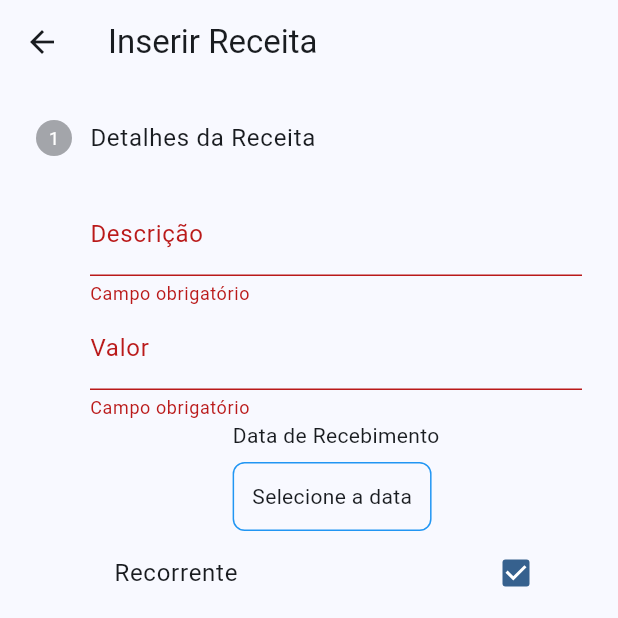
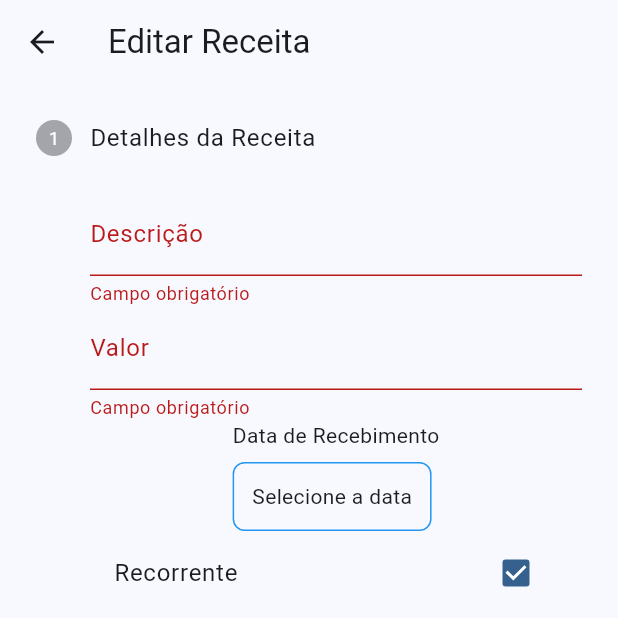
Before and after one commit to Brunnosh/Projeto-Integrador-5, a Flutter app: the EditReceitaPage screen opened by its route, after a tap on "Recorrente", after a tap on "Continue", on a phone screen of 412 x 824 dp, the top half of it. Run offline on Flutter 3.47's test engine with Material 3 defaults, Android fonts, the phone set to English and light mode, and no system bars; our stand-ins replace device_info_plus, shared_preferences; accounts and stored records are empty.

Commit message:
tudo funcionando

```diff
--- a/frontend/lib/pages/edit_receita.dart
+++ b/frontend/lib/pages/edit_receita.dart
@@ -22,10 +22,19 @@ class _EditReceitaPageState extends State<EditReceitaPage> {
   DateTime? _fimRecorrencia;
   bool _recorrente = false;
 
+  int? _receitaId;
+
   @override
   void initState() {
     super.initState();
-    _setupApiUrl();
+    WidgetsBinding.instance.addPostFrameCallback((_) {
+      final args =
+          ModalRoute.of(context)?.settings.arguments as Map<String, dynamic>?;
+      if (args != null) {
+        _receitaId = args['id'];
+      }
+      _setupApiUrl();
+    });
   }
 
   Future<void> _setupApiUrl() async {
@@ -33,30 +42,64 @@ class _EditReceitaPageState extends State<EditReceitaPage> {
     final baseUrl =
         isEmulator ? 'http://10.0.2.2:8000' : 'http://localhost:8000';
     setState(() {
-      _receitasUrl = '$baseUrl/inserir-receita';
+      _receitasUrl = '$baseUrl/update-receita';
     });
+
+    await _carregarReceita();
   }
 
-  Future<void> inserirReceita() async {
-    if (!_formKey.currentState!.validate() || _selectedDate == null) {
+  Future<void> _carregarReceita() async {
+    if (_receitaId == null) return;
+    final prefs = await SharedPreferences.getInstance();
+    final token = prefs.getString('access_token');
+    final idLogin = prefs.getString('userId');
+    final isEmulator = await isRunningOnEmulator();
+    final baseUrl =
+        isEmulator ? 'http://10.0.2.2:8000' : 'http://localhost:8000';
+    final url = '$baseUrl/unica-receita/$_receitaId?id_login=$idLogin';
+
+    try {
+      final response = await http.get(
+        Uri.parse(url),
+        headers: {'Authorization': 'Bearer $token'},
+      );
+      if (response.statusCode == 200) {
+        final data = json.decode(utf8.decode(response.bodyBytes));
+        setState(() {
+          _descricaoController.text = data['descricao'] ?? '';
+          _valorController.text = data['valor']?.toString() ?? '';
+          _selectedDate = DateTime.parse(data['data_recebimento']);
+          _recorrente = data['recorrencia'] ?? false;
+          if (data['fim_recorrencia'] != null) {
+            _fimRecorrencia = DateTime.tryParse(data['fim_recorrencia']);
+          }
+        });
+      } else {
+        _showSnackbar('Erro ao carregar receita');
+      }
+    } catch (e) {
+      _showSnackbar('Erro ao carregar: $e');
+    }
+  }
+
+  Future<void> atualizarReceita() async {
+    if (!_formKey.currentState!.validate() ||
+        _selectedDate == null ||
+        _receitaId == null) {
       _showSnackbar("Preencha todos os campos corretamente.");
       return;
     }
 
     final prefs = await SharedPreferences.getInstance();
     final token = prefs.getString('access_token');
+    final idLogin = prefs.getString('userId');
 
-    if (token == null) {
+    if (token == null || idLogin == null) {
       _showSnackbar('Usuário não autenticado.');
       return;
     }
 
-    final idLogin = prefs.getString('userId');
-
-    if (idLogin == null) {
-      _showSnackbar('ID do usuário não encontrado.');
-      return;
-    }
+    final url = '$_receitasUrl/$_receitaId?id_login=$idLogin';
 
     final requestBody = {
       'id_login': idLogin,
@@ -68,24 +111,22 @@ class _EditReceitaPageState extends State<EditReceitaPage> {
     };
 
     try {
-      final response = await http.post(
-        Uri.parse(_receitasUrl),
+      final response = await http.put(
+        Uri.parse(url),
         headers: {'Content-Type': 'application/json; charset=UTF-8'},
         body: json.encode(requestBody),
       );
 
       if (response.statusCode == 200) {
-        final responseData = json.decode(response.body);
-        _showSnackbar(responseData['mensagem']);
-
-        Future.delayed(const Duration(seconds: 2), () {
-          if (mounted) Navigator.pop(context);
+        _showSnackbar('Receita atualizada com sucesso.');
+        Future.delayed(const Duration(seconds: 1), () {
+          if (mounted) Navigator.pop(context, true);
         });
       } else {
-        _showSnackbar('Erro ao inserir: ${response.body}');
+        _showSnackbar('Erro ao atualizar: ${response.body}');
       }
     } catch (e) {
-      _showSnackbar('Erro ao inserir: $e');
+      _showSnackbar('Erro ao atualizar: $e');
     }
   }
 
@@ -95,7 +136,7 @@ class _EditReceitaPageState extends State<EditReceitaPage> {
   }
 
   void _onStepContinue() {
-    inserirReceita();
+    atualizarReceita();
   }
 
   void _onStepCancel() {
@@ -107,7 +148,7 @@ class _EditReceitaPageState extends State<EditReceitaPage> {
   @override
   Widget build(BuildContext context) {
     return Scaffold(
-      appBar: AppBar(title: const Text('Inserir Receita')),
+      appBar: AppBar(title: const Text('Editar Receita')),
       body: Form(
         key: _formKey,
         child: Stepper(
--- a/frontend/lib/pages/receitas_detalhadas.dart
+++ b/frontend/lib/pages/receitas_detalhadas.dart
@@ -228,8 +228,8 @@ class _ReceitasDetalhadasPageState extends State<ReceitasDetalhadasPage> {
             IconButton(
               icon: const Icon(Icons.edit, color: Colors.blue),
               tooltip: 'Editar receita',
-              onPressed: () {
-                Navigator.pushNamed(
+              onPressed: () async {
+                await Navigator.pushNamed(
                   context,
                   '/edit-receita',
                   arguments: {'id': idReceita},
```
Also changed, not shown: 1 other file.
